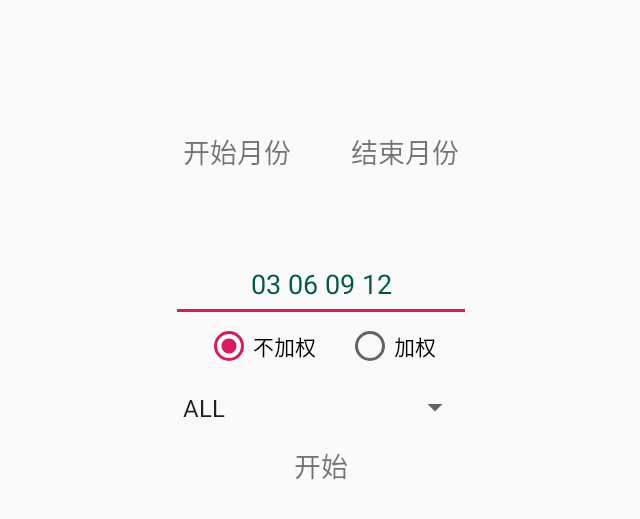
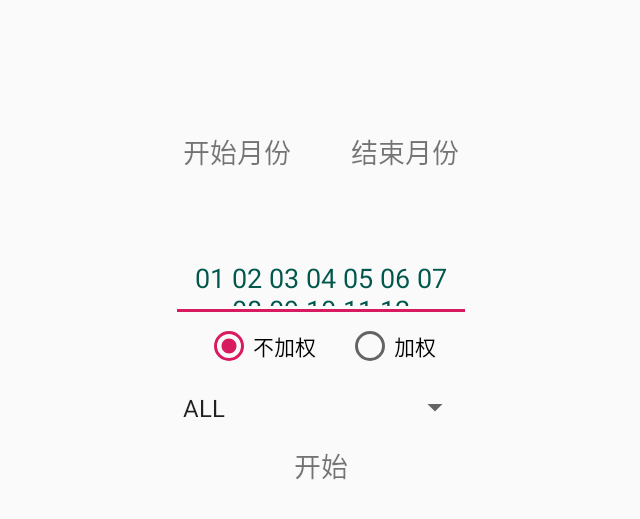
Before and after one commit to hxy/PeCalculator, an Android app: the PEMainActivity screen opened directly, with no data from a screen before it, on a phone screen of 824 x 412 dp (held sideways). Shown: the top 519 px of the screen, without its empty margins (297-937 px from the left). Run offline under Robolectric (Android 15) with nearby library versions, the phone set to English and light mode, and no system bars; libraries missing offline, so code that uses them is left out: com.bigkoo.pickerview; 1 statement that could not run was skipped.

Commit message:
默认所有月份

```diff
--- a/app/src/main/res/layout/activity_pbmain.xml
+++ b/app/src/main/res/layout/activity_pbmain.xml
@@ -31,7 +31,7 @@
         android:id="@+id/target_month"
         android:layout_width="200dp"
         android:layout_height="50dp"
-        android:text="01 03 05 07 09 11"
+        android:text="01 02 03 04 05 06 07 08 09 10 11 12"
         android:textSize="18sp"
         android:textColor="@color/colorPrimaryDark"
         android:gravity="center" />
--- a/app/src/main/res/layout/activity_pemain.xml
+++ b/app/src/main/res/layout/activity_pemain.xml
@@ -31,7 +31,7 @@
         android:id="@+id/target_month"
         android:layout_width="200dp"
         android:layout_height="50dp"
-        android:text="03 06 09 12"
+        android:text="01 02 03 04 05 06 07 08 09 10 11 12"
         android:textSize="18sp"
         android:textColor="@color/colorPrimaryDark"
         android:gravity="center" />
```
